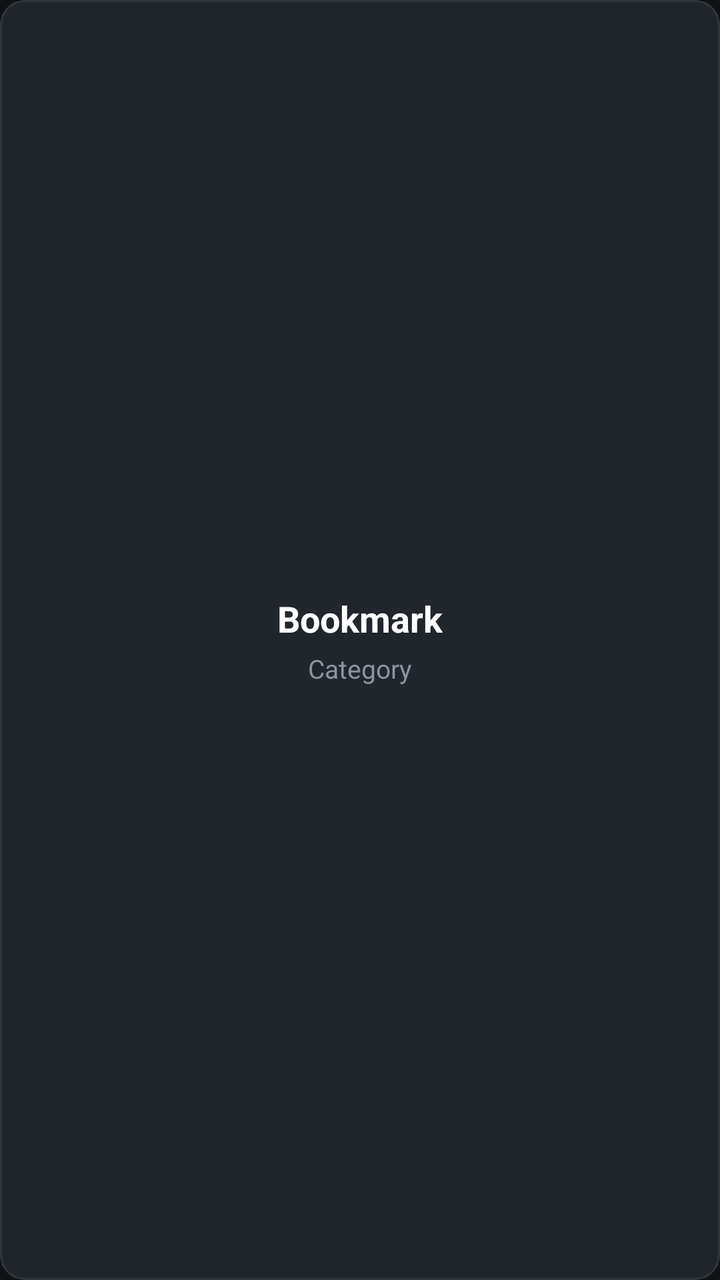
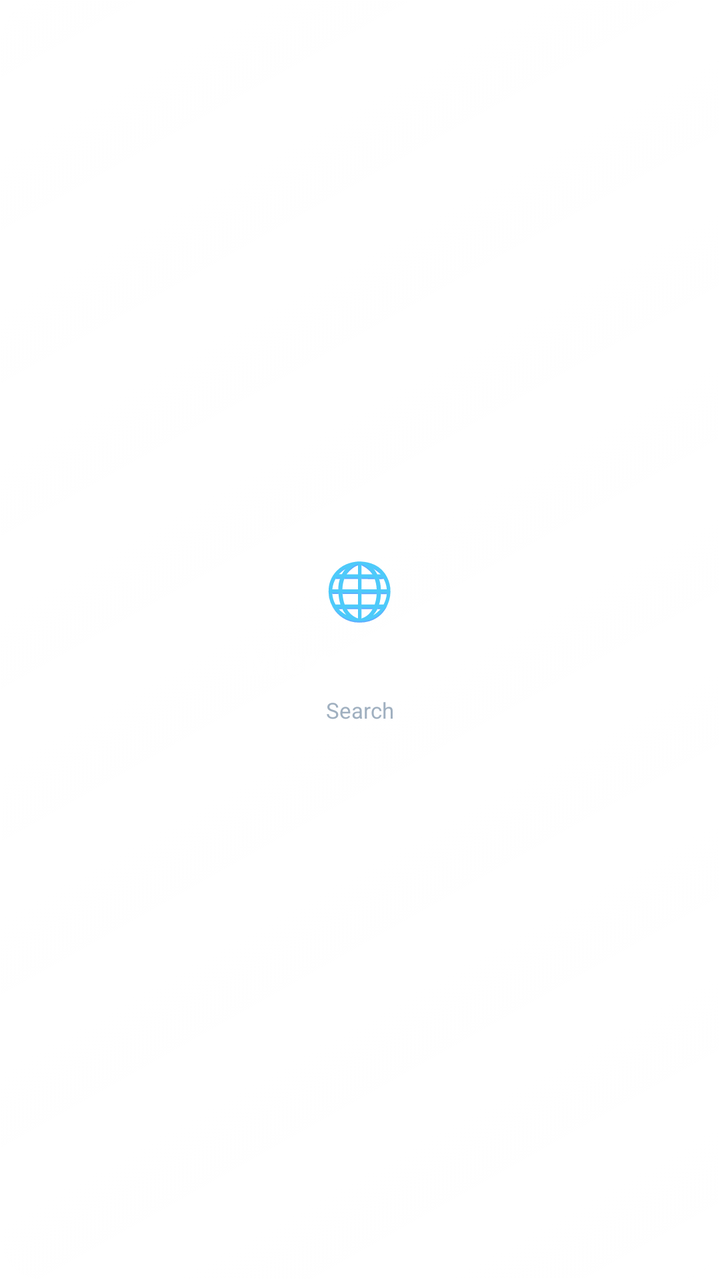

The first picture is an Android layout as it rendered before a commit; the second is the same layout after the commit. The layout source and the unified diff follow.
<!-- AndroidManifest.xml: application theme Theme.HeliumTvBrowser -->
<!-- res/layout/item_speed_dial.xml -->
<?xml version="1.0" encoding="utf-8"?>
<LinearLayout xmlns:android="http://schemas.android.com/apk/res/android"
    android:layout_width="160dp"
    android:layout_height="100dp"
    android:layout_margin="8dp"
    android:background="@drawable/bg_speed_dial_item"
    android:clickable="true"
    android:focusable="true"
    android:gravity="center"
    android:orientation="vertical"
    android:padding="12dp">

    <TextView
        android:id="@+id/tvBookmarkTitle"
        android:layout_width="wrap_content"
        android:layout_height="wrap_content"
        android:ellipsize="end"
        android:maxLines="1"
        android:text="Bookmark"
        android:textColor="#FFFFFF"
        android:textSize="18sp"
        android:textStyle="bold" />

    <TextView
        android:id="@+id/tvBookmarkCategory"
        android:layout_width="wrap_content"
        android:layout_height="wrap_content"
        android:layout_marginTop="4dp"
        android:ellipsize="end"
        android:maxLines="1"
        android:text="Category"
        android:textColor="#8B949E"
        android:textSize="13sp" />

</LinearLayout>
<!-- resources referenced by this layout -->
<resources>
  <!-- drawable bg_speed_dial_item (drawable) -->
  <?xml version="1.0" encoding="utf-8"?>
  <selector xmlns:android="http://schemas.android.com/apk/res/android">
      
      <item android:state_focused="true">
          <shape android:shape="rectangle">
              <solid android:color="#238636" />
              <stroke android:width="3dp" android:color="#58A6FF" />
              <corners android:radius="12dp" />
          </shape>
      </item>
      
      <item>
          <shape android:shape="rectangle">
              <solid android:color="#21262D" />
              <stroke android:width="1dp" android:color="#30363D" />
              <corners android:radius="12dp" />
          </shape>
      </item>
  </selector>
  <style name="Theme.HeliumTvBrowser" parent="Theme.AppCompat.NoActionBar">
          <item name="android:windowBackground">@color/bg_dark</item>
          <item name="android:textColorPrimary">@color/text_primary</item>
          <item name="android:colorPrimary">@color/accent_blue</item>
          <item name="android:colorPrimaryDark">@color/bg_dark</item>
          <item name="android:colorAccent">@color/accent_green</item>
          <item name="android:windowNoTitle">true</item>
          <item name="android:windowFullscreen">true</item>
      </style>
  <color name="bg_dark">#0F1115</color>
  <color name="text_primary">#F0F6FC</color>
  <color name="accent_blue">#58A6FF</color>
  <color name="accent_green">#238636</color>
</resources>

<!-- the commit's change to res/layout/item_speed_dial.xml (unified diff, before → after) -->
@@ -1,24 +1,32 @@
 <?xml version="1.0" encoding="utf-8"?>
 <LinearLayout xmlns:android="http://schemas.android.com/apk/res/android"
-    android:layout_width="160dp"
-    android:layout_height="100dp"
-    android:layout_margin="8dp"
+    android:layout_width="190dp"
+    android:layout_height="125dp"
+    android:layout_margin="10dp"
     android:background="@drawable/bg_speed_dial_item"
     android:clickable="true"
     android:focusable="true"
     android:gravity="center"
     android:orientation="vertical"
-    android:padding="12dp">
+    android:padding="16dp">
+
+    <TextView
+        android:id="@+id/tvBookmarkEmoji"
+        android:layout_width="wrap_content"
+        android:layout_height="wrap_content"
+        android:text="🌐"
+        android:textSize="28sp" />
 
     <TextView
         android:id="@+id/tvBookmarkTitle"
         android:layout_width="wrap_content"
         android:layout_height="wrap_content"
+        android:layout_marginTop="6dp"
         android:ellipsize="end"
         android:maxLines="1"
-        android:text="Bookmark"
-        android:textColor="#FFFFFF"
-        android:textSize="18sp"
+        android:text="Microsoft Bing"
+        android:textColor="@color/text_high_contrast"
+        android:textSize="17sp"
         android:textStyle="bold" />
 
     <TextView
@@ -26,10 +34,13 @@
         android:layout_width="wrap_content"
         android:layout_height="wrap_content"
         android:layout_marginTop="4dp"
-        android:ellipsize="end"
-        android:maxLines="1"
-        android:text="Category"
-        android:textColor="#8B949E"
-        android:textSize="13sp" />
+        android:background="#20FFFFFF"
+        android:paddingStart="8dp"
+        android:paddingTop="2dp"
+        android:paddingEnd="8dp"
+        android:paddingBottom="2dp"
+        android:text="Search"
+        android:textColor="@color/text_muted_glass"
+        android:textSize="11sp" />
 
 </LinearLayout>
<!-- resource entries referenced after the edit -->
@@ -1,22 +1,28 @@
 <!-- resources referenced by this layout -->
 <resources>
+  <color name="text_high_contrast">#FFFFFF</color>
+  <color name="text_muted_glass">#A0B0C0</color>
   <!-- drawable bg_speed_dial_item (drawable) -->
   <?xml version="1.0" encoding="utf-8"?>
   <selector xmlns:android="http://schemas.android.com/apk/res/android">
-      
       <item android:state_focused="true">
           <shape android:shape="rectangle">
-              <solid android:color="#238636" />
-              <stroke android:width="3dp" android:color="#58A6FF" />
-              <corners android:radius="12dp" />
+              <gradient
+                  android:angle="135"
+                  android:endColor="#4500E5FF"
+                  android:startColor="#301A237E" />
+              <stroke android:width="3dp" android:color="@color/liquid_cyan" />
+              <corners android:radius="20dp" />
           </shape>
       </item>
-      
       <item>
           <shape android:shape="rectangle">
-              <solid android:color="#21262D" />
-              <stroke android:width="1dp" android:color="#30363D" />
-              <corners android:radius="12dp" />
+              <gradient
+                  android:angle="135"
+                  android:endColor="#18FFFFFF"
+                  android:startColor="#0DFFFFFF" />
+              <stroke android:width="1dp" android:color="@color/glass_border" />
+              <corners android:radius="20dp" />
           </shape>
       </item>
   </selector>
@@ -29,9 +35,7 @@
           <item name="android:windowNoTitle">true</item>
           <item name="android:windowFullscreen">true</item>
       </style>
-  <color name="bg_dark">#0F1115</color>
-  <color name="text_primary">#F0F6FC</color>
-  <color name="accent_blue">#58A6FF</color>
-  <color name="accent_green">#238636</color>
+  <color name="liquid_cyan">#00E5FF</color>
+  <color name="glass_border">#30FFFFFF</color>
 </resources>
 
